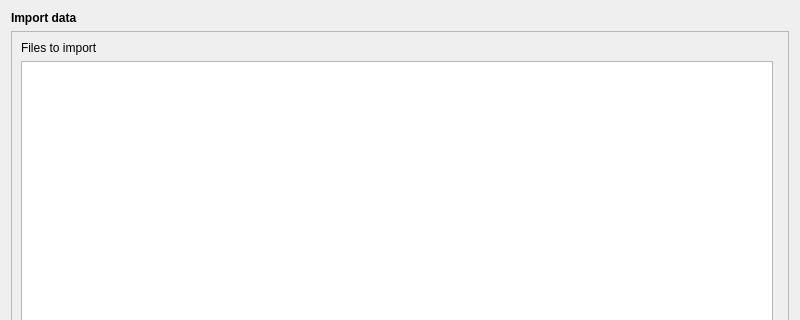
Before: the Qt Designer form QgisModelBaker/ui/import_data_configuration.ui in opengisch/QgisModelBaker, drawn with Qt 5; both pictures show x 0 to 800 and y 0 to 320 of the 800 by 600 pixel window.
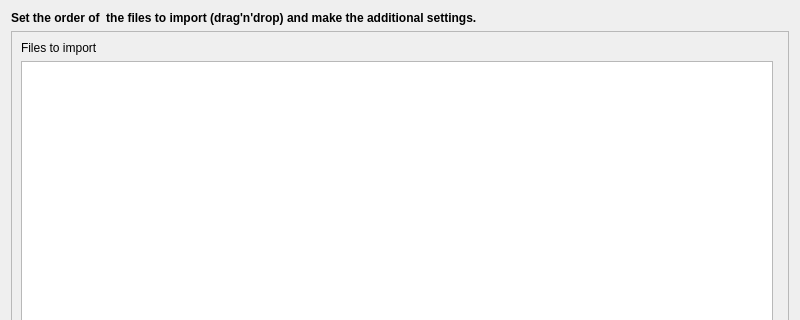
After: the same form once the commit is applied. Custom widgets are drawn as their Qt base class.

```diff
--- a/QgisModelBaker/ui/import_data_configuration.ui
+++ b/QgisModelBaker/ui/import_data_configuration.ui
@@ -29,7 +29,7 @@
       </font>
      </property>
      <property name="text">
-      <string>Import data</string>
+      <string>Set the order of  the files to import (drag'n'drop) and make the additional settings.</string>
      </property>
      <property name="alignment">
       <set>Qt::AlignLeading|Qt::AlignLeft|Qt::AlignTop</set>
```
